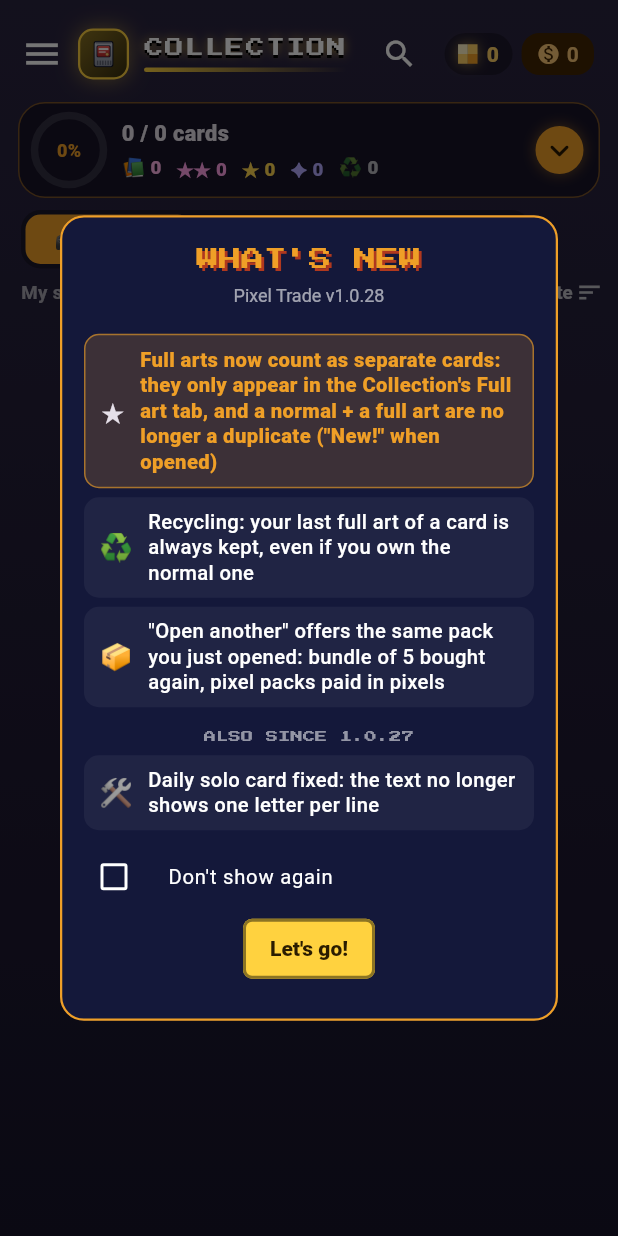
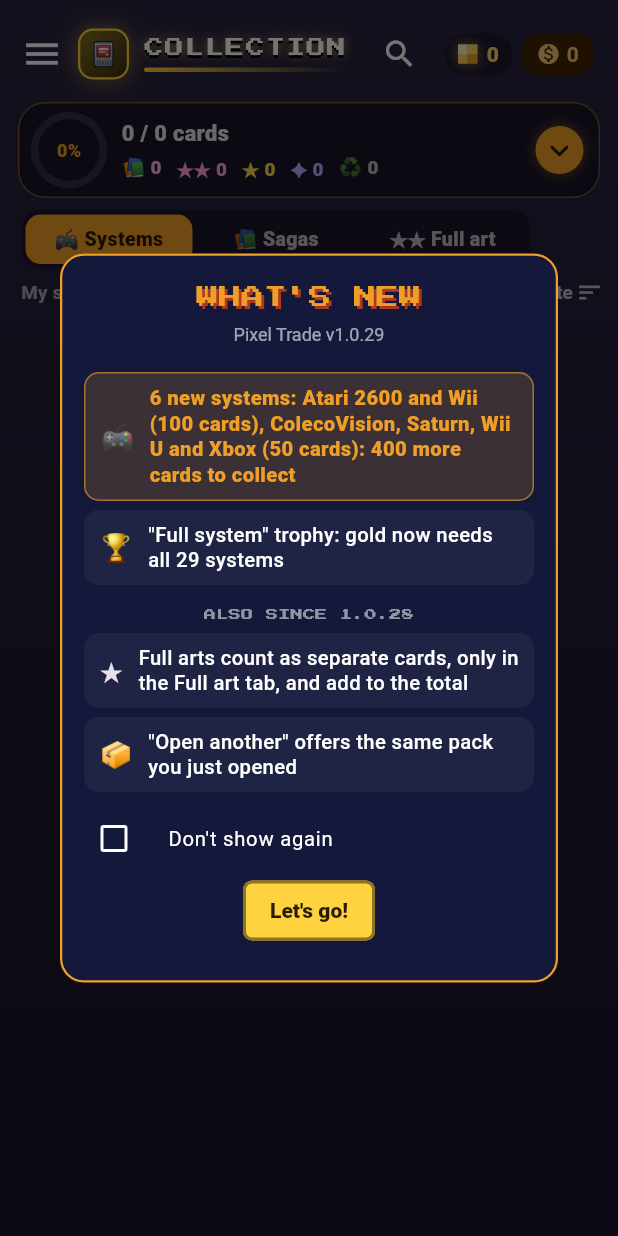
Before and after one commit to foclabroc/retro_collec_app, a Flutter app: the HomeShell screen opened directly, on a phone screen of 412 x 824 dp. Run offline on Flutter 3.47's test engine with Material 3 defaults, Android fonts, the phone set to English and light mode, and no system bars; our stand-ins replace flutter_local_notifications, google_fonts, open_filex, sensors_plus, shared_preferences, web; missing offline and left inert: dart:js_interop, workmanager; accounts and stored records are empty; network calls fail; statements that could not run were skipped.

Commit message:
Version 1.0.29 : 6 consoles (logos, nouveautés, CHANGELOG, CLAUDE.md)
Co-Authored-By: Claude Opus 5.5 <noreply@anthropic.com>
Claude-Session: https://claude.ai/code/session_01Cs3xDsyiT7UpYJj1Vhg7QF

```diff
--- a/lib/cards.dart
+++ b/lib/cards.dart
@@ -828,7 +828,7 @@ class MiniCards extends StatelessWidget {
 
 /// Logo officiel d'une console (assets/logos/<id>.png) sur un panneau clair ou sombre
 /// selon les couleurs du logo. Si le logo manque : le nom de la console.
-const _kDarkBoardLogos = {'n64', 'neogeo', 'nes', 'psx', 'gba', 'gamecube', 'ps2', '3ds', 'dreamcast', 'atari7800', 'amigacd32', 'lynx', 'supervision'};
+const _kDarkBoardLogos = {'n64', 'neogeo', 'nes', 'psx', 'gba', 'gamecube', 'ps2', '3ds', 'dreamcast', 'atari7800', 'amigacd32', 'lynx', 'supervision', 'saturn', 'wii', 'wiiu'};
 
 class ConsoleLogo extends StatelessWidget {
   final String sys;
--- a/lib/update_check.dart
+++ b/lib/update_check.dart
@@ -19,7 +19,7 @@ import 'web_audio_stub.dart' if (dart.library.js_interop) 'web_audio_web.dart';
 // ═══════════════════════════════════════════════════════════════════════════
 
 /// Version de l'application (identique au pubspec.yaml, sans le « +N »).
-const kRetroCollecVersion = '1.0.28';
+const kRetroCollecVersion = '1.0.29';
 
 const _apiLatest = 'https://api.github.com/repos/foclabroc/retro_collec_app/releases/latest';
 const _releasesPage = 'https://github.com/foclabroc/retro_collec_app/releases/latest';
--- a/lib/whats_new.dart
+++ b/lib/whats_new.dart
@@ -12,14 +12,13 @@ import 'update_check.dart';
 // ═══════════════════════════════════════════════════════════════════════════
 
 const _kNews = <(String, String, String)>[
-  ('★', 'Les full art comptent maintenant comme des cartes à part : elles ne sont plus que dans l\'onglet Full art de la Collection, et une normale + une full art ne font plus un doublon (« Nouvelle ! » à l\'ouverture)',
-      'Full arts now count as separate cards: they only appear in the Collection\'s Full art tab, and a normal + a full art are no longer a duplicate ("New!" when opened)'),
-  ('♻️', 'Recyclage : ta dernière full art d\'une carte est toujours gardée, même si tu as la normale',
-      'Recycling: your last full art of a card is always kept, even if you own the normal one'),
-  ('📦', '« Ouvrir un autre » propose le même paquet que celui que tu viens d\'ouvrir : lot de 5 racheté, paquets à pixels payés en pixels',
-      '"Open another" offers the same pack you just opened: bundle of 5 bought again, pixel packs paid in pixels'),
-  ('#', 'Aussi depuis la 1.0.27', 'Also since 1.0.27'),
-  ('🛠', 'Carte « Solo du jour » réparée : le texte ne s\'affiche plus lettre par lettre', 'Daily solo card fixed: the text no longer shows one letter per line'),
+  ('🎮', '6 nouvelles consoles : Atari 2600 et Wii (100 cartes), ColecoVision, Saturn, Wii U et Xbox (50 cartes) : 400 cartes de plus à collectionner',
+      '6 new systems: Atari 2600 and Wii (100 cards), ColecoVision, Saturn, Wii U and Xbox (50 cards): 400 more cards to collect'),
+  ('🏆', 'Trophée « Console complète » : l\'or demande maintenant les 29 consoles', '"Full system" trophy: gold now needs all 29 systems'),
+  ('#', 'Aussi depuis la 1.0.28', 'Also since 1.0.28'),
+  ('★', 'Les full art comptent comme des cartes à part, seulement dans l\'onglet Full art, et s\'ajoutent au total',
+      'Full arts count as separate cards, only in the Full art tab, and add to the total'),
+  ('📦', '« Ouvrir un autre » propose le même paquet que celui que tu viens d\'ouvrir', '"Open another" offers the same pack you just opened'),
 ];
 
 String get _prefKey => 'rc_news_hide_$kRetroCollecVersion';
--- a/pubspec.yaml
+++ b/pubspec.yaml
@@ -1,7 +1,7 @@
 name: retro_collec
 description: Pixel Trade — collection multijoueur de boîtes de jeux rétro (paquets, échanges, marché) by foclabroc
 publish_to: 'none'
-version: 1.0.28+29
+version: 1.0.29+30
 
 environment:
   sdk: '>=3.0.0 <4.0.0'
```
Also changed, not shown: assets/consoles/atari2600.png (added), assets/consoles/colecovision.png (added), assets/consoles/saturn.png (added), assets/consoles/wii.png (added), assets/consoles/wiiu.png (added), assets/consoles/xbox.png (added), assets/logos/atari2600.png (added), assets/logos/colecovision.png (added), assets/logos/saturn.png (added), assets/logos/wii.png (added), assets/logos/wiiu.png (added), assets/logos/xbox.png (added), 2 other files.
